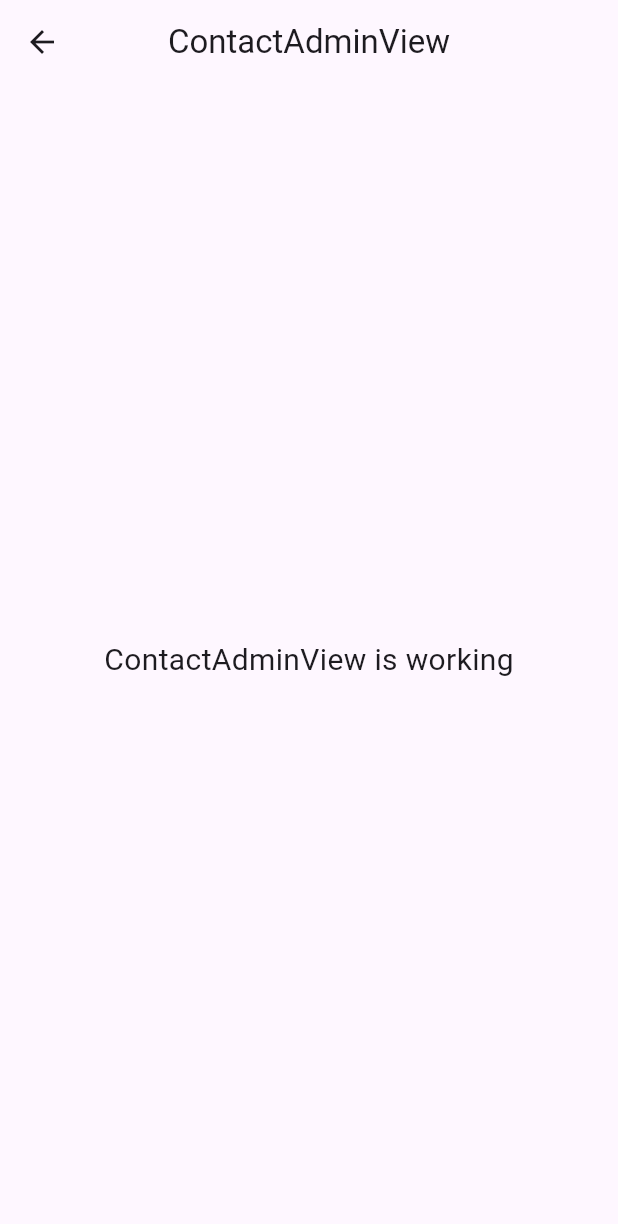
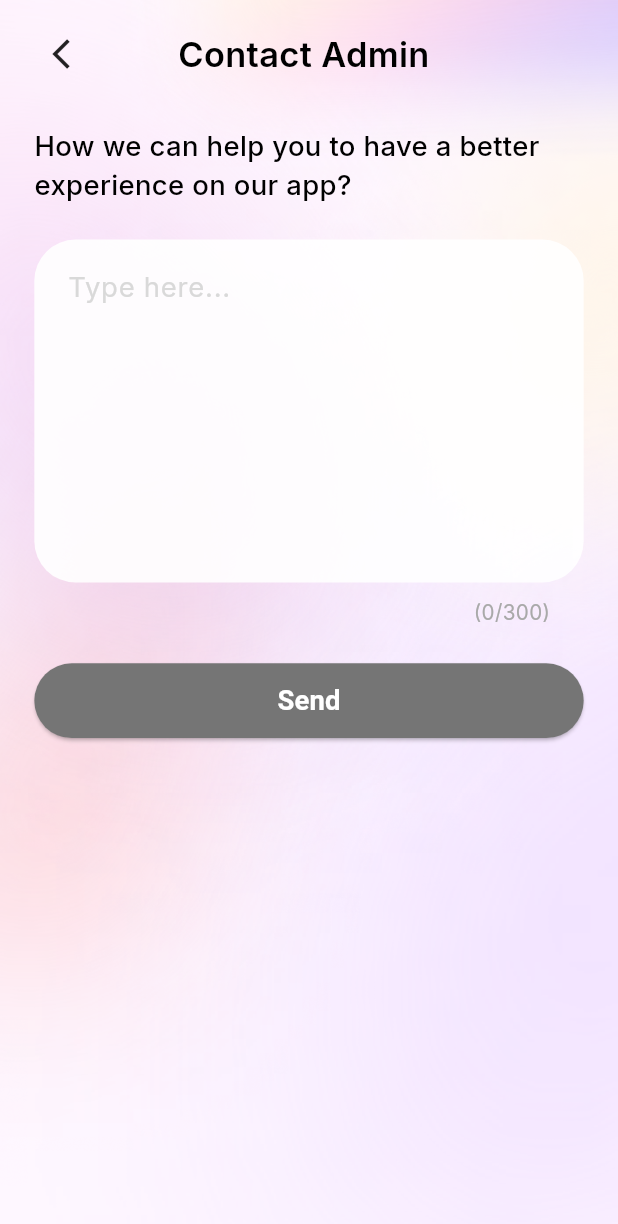
Before and after one commit to harshitsagar/affirmations_app, a Flutter app: the ContactAdminView screen opened by its route, on a phone screen of 412 x 824 dp. Shown: the top 1224 px of the screen. Run offline on Flutter 3.47's test engine with Material 3 defaults, Android fonts, the phone set to English and light mode, and no system bars; our stand-ins replace flutter_screenutil, flutter_svg, get, get_storage, google_fonts, shared_preferences; accounts and stored records are empty.

Commit message:
created contact admin screen

```diff
--- a/lib/app/modules/screens/common/app_settings/contact_admin/views/contact_admin_view.dart
+++ b/lib/app/modules/screens/common/app_settings/contact_admin/views/contact_admin_view.dart
@@ -1,22 +1,118 @@
+import 'package:affirmations_app/app/data/components/images_path.dart';
+import 'package:affirmations_app/app/widgets/customAppbar.dart';
 import 'package:flutter/material.dart';
-
+import 'package:flutter_screenutil/flutter_screenutil.dart';
 import 'package:get/get.dart';
-
+import 'package:google_fonts/google_fonts.dart';
 import '../controllers/contact_admin_controller.dart';
 
 class ContactAdminView extends GetView<ContactAdminController> {
   const ContactAdminView({super.key});
+
   @override
   Widget build(BuildContext context) {
     return Scaffold(
-      appBar: AppBar(
-        title: const Text('ContactAdminView'),
-        centerTitle: true,
-      ),
-      body: const Center(
-        child: Text(
-          'ContactAdminView is working',
-          style: TextStyle(fontSize: 20),
+      resizeToAvoidBottomInset: true,
+      body: Container(
+        width: double.infinity,
+        height: double.infinity,
+        decoration: BoxDecoration(
+          image: DecorationImage(
+            image: AssetImage(bgImage2), // bgImage from images_path.dart
+            fit: BoxFit.cover,
+          ),
+        ),
+        child: SafeArea(
+          child: SingleChildScrollView(
+            padding: EdgeInsets.symmetric(horizontal: 20.w, vertical: 10.h),
+            child: Column(
+              crossAxisAlignment: CrossAxisAlignment.start,
+              children: [
+
+                CustomAppBar(
+                  title: "Contact Admin",
+                  onBackPressed: () => Get.back(),
+                ),
+
+                SizedBox(height: 20.h),
+
+                Text(
+                  "How we can help you to have a better experience on our app?",
+                  style: GoogleFonts.inter(
+                    fontSize: 16.sp,
+                    fontWeight: FontWeight.w500,
+                    color: Colors.black,
+                  ),
+                ),
+
+                SizedBox(height: 20.h),
+
+                Obx(() {
+                  return TextField(
+                    controller: controller.messageController,
+                    maxLines: 8,
+                    maxLength: 300,
+                    decoration: InputDecoration(
+                      hintText: "Type here...",
+                      hintStyle: GoogleFonts.inter(
+                        fontSize: 16.sp,
+                        color: Color(0xFFD9D9D9),
+                      ),
+                      filled: true,
+                      fillColor: Colors.white.withOpacity(0.9),
+                      border: OutlineInputBorder(
+                        borderRadius: BorderRadius.circular(24.r),
+                        borderSide: BorderSide.none,
+                      ),
+                      contentPadding: EdgeInsets.all(16.r),
+                      counterText: "(${controller.charCount.value}/300)",
+                      counter: Padding(
+                        padding: EdgeInsets.only(top: 5.h), // Adjust the padding as needed
+                        child: Text(
+                          "(${controller.charCount.value}/300)",
+                          style: GoogleFonts.inter(
+                            fontSize: 12.sp,
+                            color: Color(0xFFA9A9A9),
+                          ),
+                        ),
+                      ),
+                    ),
+                  );
+                }),
+
+                SizedBox(height: 20.h),
+
+                Obx(() {
+                  final enabled = controller.isSendEnabled.value;
+                  return SizedBox(
+                    width: double.infinity,
+                    child: ElevatedButton(
+                      onPressed: controller.sendMessage,
+                      style: ElevatedButton.styleFrom(
+                        backgroundColor:
+                        enabled ? Colors.black : Color(0xFF757575),
+                        shape: RoundedRectangleBorder(
+                          borderRadius: BorderRadius.circular(30.r),
+                        ),
+                        padding: EdgeInsets.symmetric(vertical: 10.h),
+                      ),
+                      child: Text(
+                        "Send",
+                        style: TextStyle(
+                          fontSize: 16.sp,
+                          color: Colors.white,
+                          fontWeight: FontWeight.w600,
+                        ),
+                      ),
+                    ),
+                  );
+                }),
+
+                SizedBox(height: 10.h),
+
+              ],
+            ),
+          ),
         ),
       ),
     );
```
Also changed, not shown: lib/app/modules/screens/common/app_settings/contact_admin/controllers/contact_admin_controller.dart (+47 -7 lines).
